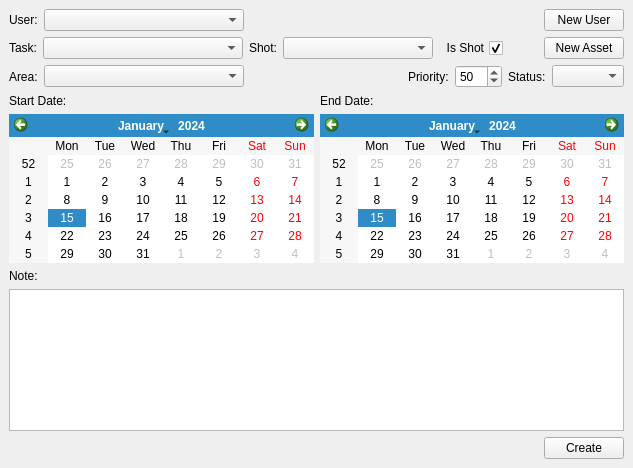
skarone/PipeL, file pipe/task/newTask.ui: the form before one commit.
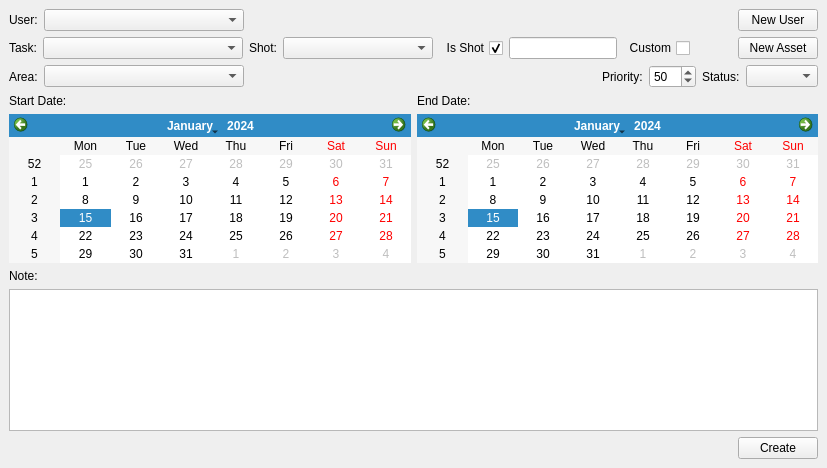
The form after the commit.

The edit to the form file:
```diff
--- a/pipe/task/newTask.ui
+++ b/pipe/task/newTask.ui
@@ -6,7 +6,7 @@
    <rect>
     <x>0</x>
     <y>0</y>
-    <width>633</width>
+    <width>827</width>
     <height>468</height>
    </rect>
   </property>
@@ -123,6 +123,19 @@
         </property>
        </widget>
       </item>
+      <item>
+       <widget class="QLineEdit" name="taskName_le"/>
+      </item>
+      <item>
+       <widget class="QCheckBox" name="custom_chb">
+        <property name="layoutDirection">
+         <enum>Qt::RightToLeft</enum>
+        </property>
+        <property name="text">
+         <string>Custom</string>
+        </property>
+       </widget>
+      </item>
       <item>
        <spacer name="horizontalSpacer_3">
         <property name="orientation">
```
Left out of the diff: 12 changed lines with no effect on the pictures.
